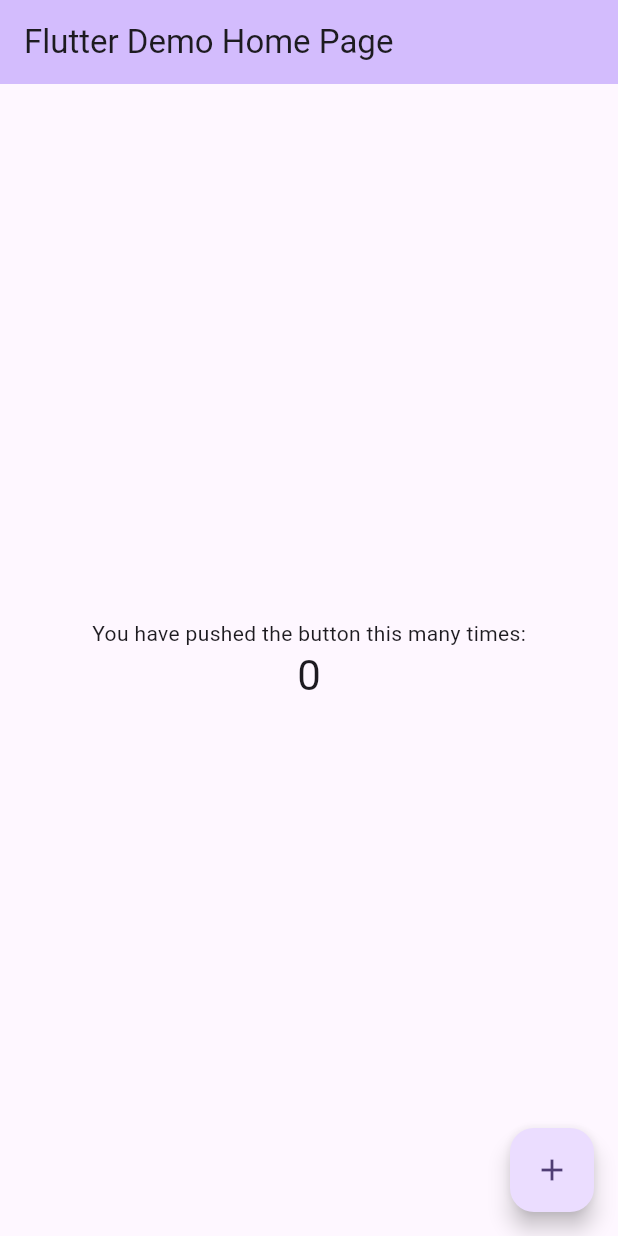
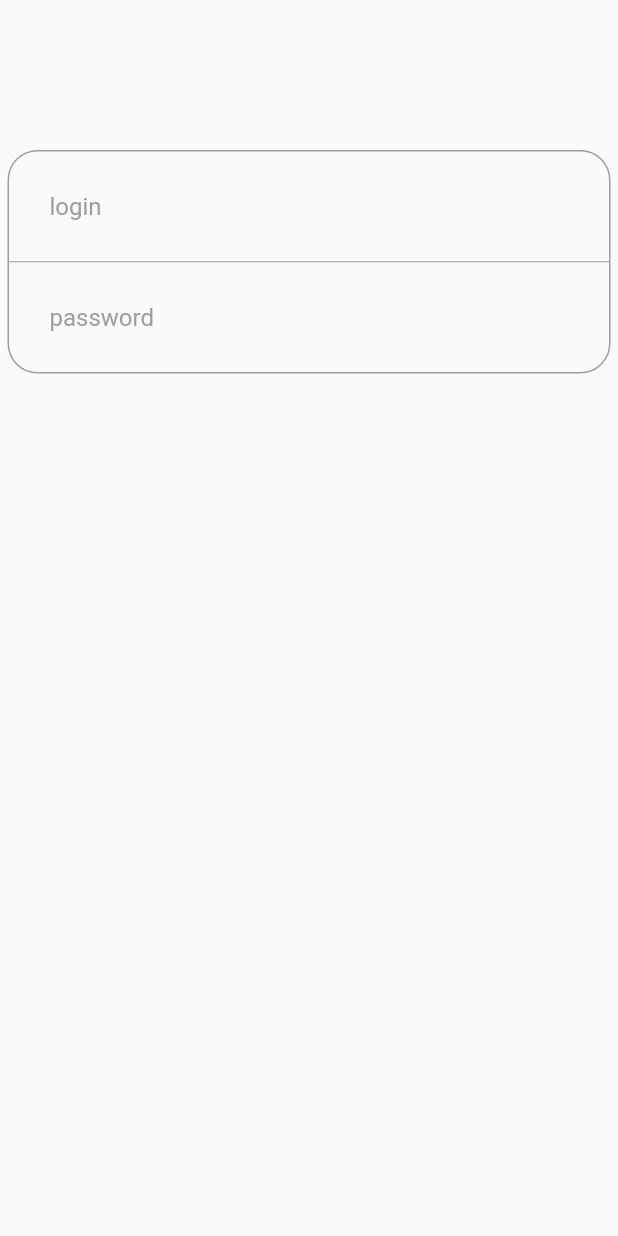
Before and after one commit to CpedniyNikon/cloud_storage, a Flutter app: the screen it shows after launch, on a phone screen of 412 x 824 dp. Run offline on Flutter 3.47's test engine with Material 2 defaults, Android fonts, the phone set to English and light mode, and no system bars; our stand-ins replace get, url_strategy; missing offline and left inert: universal_html.

Commit message:
implemented login_page.dart and register_page.dart widgets

```diff
--- /dev/null
+++ b/front/web_service/lib/auth/login_page.dart
@@ -0,0 +1,75 @@
+import 'package:flutter/material.dart';
+
+class LoginPage extends StatelessWidget {
+  LoginPage({super.key});
+
+  var loginController = TextEditingController();
+  var passwordController = TextEditingController();
+
+  @override
+  Widget build(BuildContext context) {
+    return Scaffold(
+      body: SingleChildScrollView(
+        child: Center(
+          child: Column(
+            children: [
+              const SizedBox(
+                height: 100,
+              ),
+              Container(
+                decoration: BoxDecoration(
+                  borderRadius: BorderRadius.circular(20),
+                  border: Border.all(
+                    color: Colors.grey,
+                    width: 1,
+                  ),
+                ),
+                child: Column(
+                  children: [
+                    Container(
+                      constraints: const BoxConstraints(maxWidth: 400),
+                      child: TextField(
+                        decoration: const InputDecoration(
+                          contentPadding: EdgeInsets.all(27),
+                          hintText: "login",
+                          hintStyle: TextStyle(color: Colors.grey),
+                          border: InputBorder.none,
+                        ),
+                        style: const TextStyle(
+                          color: Colors.black,
+                        ),
+                        controller: loginController,
+                      ),
+                    ),
+                    Container(
+                      constraints: const BoxConstraints(maxWidth: 400),
+                      child: const Divider(
+                        color: Colors.grey,
+                        height: 1,
+                      ),
+                    ),
+                    Container(
+                      constraints: const BoxConstraints(maxWidth: 400),
+                      child: TextField(
+                        decoration: const InputDecoration(
+                          border: InputBorder.none,
+                          contentPadding: EdgeInsets.all(27),
+                          hintText: "password",
+                          hintStyle: TextStyle(color: Colors.grey),
+                        ),
+                        style: const TextStyle(
+                          color: Colors.black,
+                        ),
+                        controller: passwordController,
+                      ),
+                    ),
+                  ],
+                ),
+              ),
+            ],
+          ),
+        ),
+      ),
+    );
+  }
+}
--- /dev/null
+++ b/front/web_service/lib/global_variables/userdata.dart
@@ -0,0 +1,3 @@
+class UserData {
+  static late int userId;
+}
--- a/front/web_service/lib/main.dart
+++ b/front/web_service/lib/main.dart
@@ -1,127 +1,17 @@
+import 'package:flutter/material.dart';
+import 'package:web_service/auth/login_page.dart';
+import 'package:web_service/routes/app_pages.dart';
+import 'package:get/get_navigation/src/root/get_material_app.dart';
+import 'package:get/get_navigation/src/routes/transitions_type.dart';
+import 'package:url_strategy/url_strategy.dart';
 
 
-import 'package:flutter/material.dart';
-
 void main() {
-  runApp(const MyApp());
+  setPathUrlStrategy();
+  runApp(GetMaterialApp(
+    debugShowCheckedModeBanner: false,
+    defaultTransition: Transition.fade,
+    home: LoginPage(),
+    getPages: AppPages.pages,
+  ));
 }
-
-class MyApp extends StatelessWidget {
-  const MyApp({super.key});
-
-  // This widget is the root of your application.
-  @override
-  Widget build(BuildContext context) {
-    return MaterialApp(
-      title: 'Flutter Demo',
-      theme: ThemeData(
-        // This is the theme of your application.
-        //
-        // TRY THIS: Try running your application with "flutter run". You'll see
-        // the application has a blue toolbar. Then, without quitting the app,
-        // try changing the seedColor in the colorScheme below to Colors.green
-        // and then invoke "hot reload" (save your changes or press the "hot
-        // reload" button in a Flutter-supported IDE, or press "r" if you used
-        // the command line to start the app).
-        //
-        // Notice that the counter didn't reset back to zero; the application
-        // state is not lost during the reload. To reset the state, use hot
-        // restart instead.
-        //
-        // This works for code too, not just values: Most code changes can be
-        // tested with just a hot reload.
-        colorScheme: ColorScheme.fromSeed(seedColor: Colors.deepPurple),
-        useMaterial3: true,
-      ),
-      home: const MyHomePage(title: 'Flutter Demo Home Page'),
-    );
-  }
-}
-
-class MyHomePage extends StatefulWidget {
-  const MyHomePage({super.key, required this.title});
-
-  // This widget is the home page of your application. It is stateful, meaning
-  // that it has a State object (defined below) that contains fields that affect
-  // how it looks.
-
-  // This class is the configuration for the state. It holds the values (in this
-  // case the title) provided by the parent (in this case the App widget) and
-  // used by the build method of the State. Fields in a Widget subclass are
-  // always marked "final".
-
-  final String title;
-
-  @override
-  State<MyHomePage> createState() => _MyHomePageState();
-}
-
-class _MyHomePageState extends State<MyHomePage> {
-  int _counter = 0;
-
-  void _incrementCounter() {
-    setState(() {
-      // This call to setState tells the Flutter framework that something has
-      // changed in this State, which causes it to rerun the build method below
-      // so that the display can reflect the updated values. If we changed
-      // _counter without calling setState(), then the build method would not be
-      // called again, and so nothing would appear to happen.
-      _counter++;
-    });
-  }
-
-  @override
-  Widget build(BuildContext context) {
-    // This method is rerun every time setState is called, for instance as done
-    // by the _incrementCounter method above.
-    //
-    // The Flutter framework has been optimized to make rerunning build methods
-    // fast, so that you can just rebuild anything that needs updating rather
-    // than having to individually change instances of widgets.
-    return Scaffold(
-      appBar: AppBar(
-        // TRY THIS: Try changing the color here to a specific color (to
-        // Colors.amber, perhaps?) and trigger a hot reload to see the AppBar
-        // change color while the other colors stay the same.
-        backgroundColor: Theme.of(context).colorScheme.inversePrimary,
-        // Here we take the value from the MyHomePage object that was created by
-        // the App.build method, and use it to set our appbar title.
-        title: Text(widget.title),
-      ),
-      body: Center(
-        // Center is a layout widget. It takes a single child and positions it
-        // in the middle of the parent.
-        child: Column(
-          // Column is also a layout widget. It takes a list of children and
-          // arranges them vertically. By default, it sizes itself to fit its
-          // children horizontally, and tries to be as tall as its parent.
-          //
-          // Column has various properties to control how it sizes itself and
-          // how it positions its children. Here we use mainAxisAlignment to
-          // center the children vertically; the main axis here is the vertical
-          // axis because Columns are vertical (the cross axis would be
-          // horizontal).
-          //
-          // TRY THIS: Invoke "debug painting" (choose the "Toggle Debug Paint"
-          // action in the IDE, or press "p" in the console), to see the
-          // wireframe for each widget.
-          mainAxisAlignment: MainAxisAlignment.center,
-          children: <Widget>[
-            const Text(
-              'You have pushed the button this many times:',
-            ),
-            Text(
-              '$_counter',
-              style: Theme.of(context).textTheme.headlineMedium,
-            ),
-          ],
-        ),
-      ),
-      floatingActionButton: FloatingActionButton(
-        onPressed: _incrementCounter,
-        tooltip: 'Increment',
-        child: const Icon(Icons.add),
-      ), // This trailing comma makes auto-formatting nicer for build methods.
-    );
-  }
-}
--- /dev/null
+++ b/front/web_service/lib/routes/routes.dart
@@ -0,0 +1,5 @@
+class Routes {
+  static String storage = '/storage';
+  static String register = '/register';
+  static String chat = '/chat';
+}
--- a/front/web_service/pubspec.yaml
+++ b/front/web_service/pubspec.yaml
@@ -35,6 +35,10 @@ dependencies:
   # The following adds the Cupertino Icons font to your application.
   # Use with the CupertinoIcons class for iOS style icons.
   cupertino_icons: ^1.0.2
+  url_strategy: ^0.2.0
+  get: ^4.6.5
+  http: ^1.1.0
+  universal_html: ^2.2.4
 
 dev_dependencies:
   flutter_test:
```
Also changed, not shown: front/web_service/lib/auth/register_page.dart (added, +11 -0 lines), front/web_service/lib/auth/requests/login.dart (added, +31 -0 lines), front/web_service/lib/routes/app_pages.dart (added, +22 -0 lines), front/web_service/lib/storage/upload_page.dart (added, +13 -0 lines), front/web_service/lib/storage/utils/functions/downloadFile.dart (added, +19 -0 lines), front/web_service/lib/storage/utils/widgets/upload_button.dart (added, +34 -0 lines), front/web_service/pubspec.lock, 1 other file.
